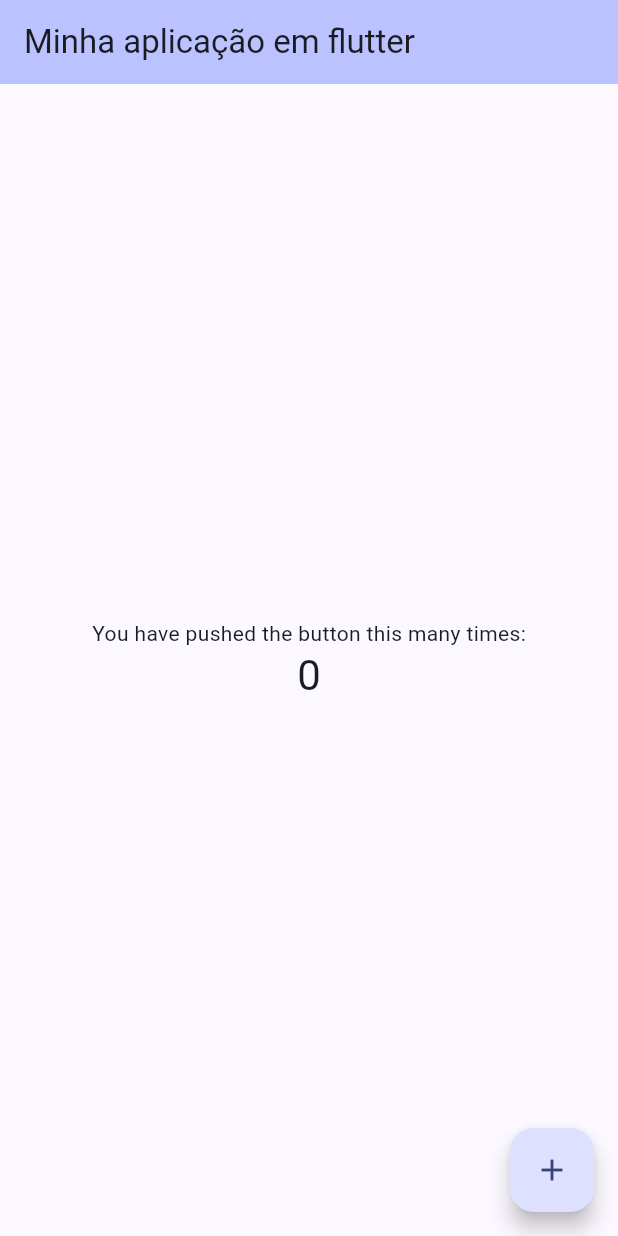
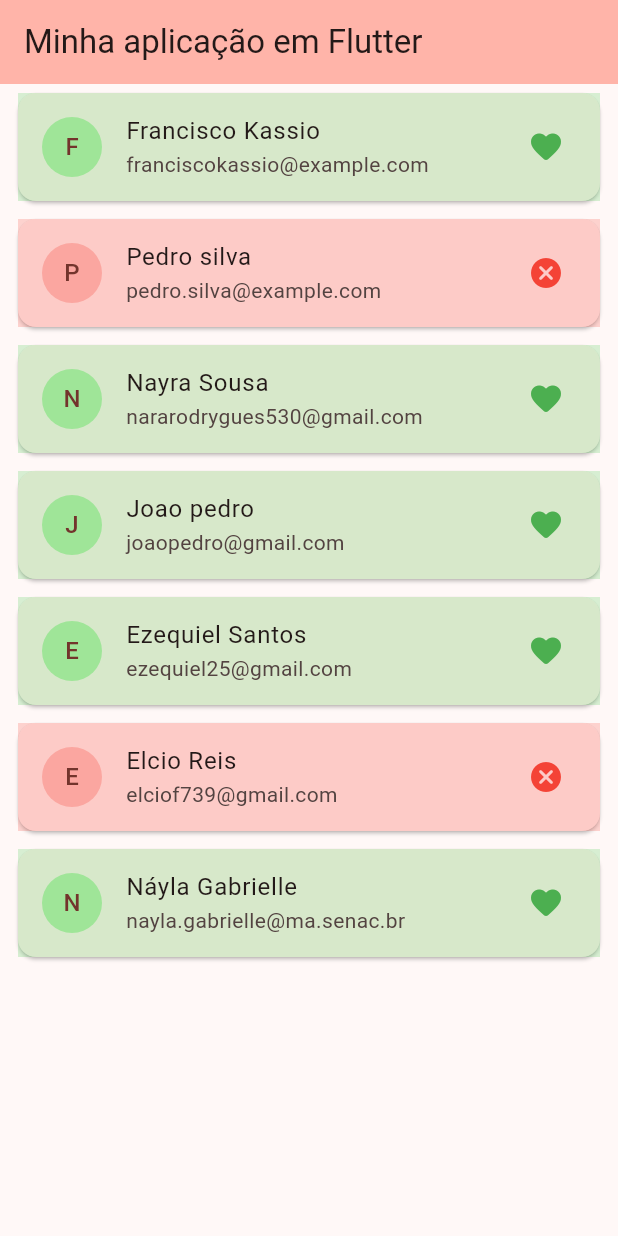
Before and after one commit to FranciscoFilho0/my_fist_app, a Flutter app: the screen it shows after launch, on a phone screen of 412 x 824 dp. Run offline on Flutter 3.47's test engine with Material 3 defaults, Android fonts, the phone set to English and light mode, and no system bars.

Commit message:
refactor adicionar lista de candidatos ao app

```diff
--- a/lib/main.dart
+++ b/lib/main.dart
@@ -1,4 +1,5 @@
 import 'package:flutter/material.dart';
+import 'models/candidate.dart';
 
 void main() {
   runApp(const MyApp());
@@ -7,31 +8,18 @@ void main() {
 class MyApp extends StatelessWidget {
   const MyApp({super.key});
 
-  // This widget is the root of your application.
   @override
   Widget build(BuildContext context) {
     return MaterialApp(
-      title: 'App Kassio',
-      theme: ThemeData(
-
-        colorScheme: .fromSeed(seedColor: Colors.indigo),
-      ),
-      home: const MyHomePage(title: 'Minha aplicação em flutter'),
+      title: 'App do Pedro',
+      theme: ThemeData(colorScheme: .fromSeed(seedColor: Colors.red)),
+      home: const MyHomePage(title: 'Minha aplicação em Flutter'),
     );
   }
 }
 
 class MyHomePage extends StatefulWidget {
   const MyHomePage({super.key, required this.title});
-
-  // This widget is the home page of your application. It is stateful, meaning
-  // that it has a State object (defined below) that contains fields that affect
-  // how it looks.
-
-  // This class is the configuration for the state. It holds the values (in this
-  // case the title) provided by the parent (in this case the App widget) and
-  // used by the build method of the State. Fields in a Widget subclass are
-  // always marked "final".
 
   final String title;
 
@@ -40,69 +28,63 @@ class MyHomePage extends StatefulWidget {
 }
 
 class _MyHomePageState extends State<MyHomePage> {
-  int _counter = 0;
 
-  void _incrementCounter() {
-    setState(() {
-      // This call to setState tells the Flutter framework that something has
-      // changed in this State, which causes it to rerun the build method below
-      // so that the display can reflect the updated values. If we changed
-      // _counter without calling setState(), then the build method would not be
-      // called again, and so nothing would appear to happen.
-      _counter++;
-    });
+  List<Candidate> candidates = Candidate.candidates();
+
+@override
+void initState(){
+  super.initState();
+
+    for (var candidate in candidates) {
+    print(candidate.name);
+    print(candidate.email);
+    print(candidate.available);
+    print("---");
+
   }
+}
+
+
 
   @override
   Widget build(BuildContext context) {
-    // This method is rerun every time setState is called, for instance as done
-    // by the _incrementCounter method above.
-    //
-    // The Flutter framework has been optimized to make rerunning build methods
-    // fast, so that you can just rebuild anything that needs updating rather
-    // than having to individually change instances of widgets.
     return Scaffold(
       appBar: AppBar(
-        // TRY THIS: Try changing the color here to a specific color (to
-        // Colors.amber, perhaps?) and trigger a hot reload to see the AppBar
-        // change color while the other colors stay the same.
         backgroundColor: Theme.of(context).colorScheme.inversePrimary,
-        // Here we take the value from the MyHomePage object that was created by
-        // the App.build method, and use it to set our appbar title.
         title: Text(widget.title),
       ),
-      body: Center(
-        // Center is a layout widget. It takes a single child and positions it
-        // in the middle of the parent.
-        child: Column(
-          // Column is also a layout widget. It takes a list of children and
-          // arranges them vertically. By default, it sizes itself to fit its
-          // children horizontally, and tries to be as tall as its parent.
-          //
-          // Column has various properties to control how it sizes itself and
-          // how it positions its children. Here we use mainAxisAlignment to
-          // center the children vertically; the main axis here is the vertical
-          // axis because Columns are vertical (the cross axis would be
-          // horizontal).
-          //
-          // TRY THIS: Invoke "debug painting" (choose the "Toggle Debug Paint"
-          // action in the IDE, or press "p" in the console), to see the
-          // wireframe for each widget.
-          mainAxisAlignment: .center,
-          children: [
-            const Text('You have pushed the button this many times:'),
-            Text(
-              '$_counter',
-              style: Theme.of(context).textTheme.headlineMedium,
-            ),
-          ],
-        ),
+      body: ListView.builder(
+        itemCount:candidates.length,
+        itemBuilder:(context, index){
+          final candidate = candidates[index];
+          return Card(
+
+            margin: const EdgeInsets.symmetric(horizontal: 12, vertical: 6),
+
+            child: ListTile(
+
+              leading: CircleAvatar(
+                backgroundColor: candidate.available ? const Color.fromARGB(80, 37, 223, 43) : const Color.fromARGB(69, 244, 67, 54),
+                child: Text(candidate.name[0]),
+              ),
+
+              title: Text(candidate.name),
+
+              subtitle: Text(candidate.email),
+
+              trailing: Icon(
+                candidate.available ? Icons.favorite_rounded : Icons.cancel_rounded,
+                color: candidate.available ? Colors.green : Colors.red,
+              ),
+              tileColor:candidate.available ? const Color.fromARGB(54, 65, 202, 70) : const Color.fromARGB(54, 244, 67, 54),
+              ),
+            );
+
+        },
       ),
-      floatingActionButton: FloatingActionButton(
-        onPressed: _incrementCounter,
-        tooltip: 'Increment',
-        child: const Icon(Icons.add),
-      ),
+
+
+
     );
   }
 }
--- /dev/null
+++ b/lib/models/candidate.dart
@@ -0,0 +1,85 @@
+class Candidate {
+  String name;
+  String document;
+  String email;
+  String course;
+  int graduationYear;
+  bool available;
+
+  //constructor
+  Candidate({
+    required this.name,
+    required this.document,
+    required this.email,
+    required this.course,
+    required this.graduationYear,
+    required this.available,
+  });
+
+  static List<Candidate> candidates() {
+    return [
+      Candidate(
+        name: "Francisco Kassio",
+        document: "123456789",
+        email: "franciscokassio@example.com",
+        course: "Tecnico em Informatica para Internet",
+        graduationYear: 2026,
+        available: true,
+      ),
+
+      Candidate(
+        name: "Pedro silva",
+        document: "123456789",
+        email: "pedro.silva@example.com",
+        course: "Tecnico em Informatica para Internet",
+        graduationYear: 2026,
+        available: false,
+      ),
+
+      Candidate(
+        name: "Nayra Sousa",
+        document: "12345678950",
+        email: "nararodrygues530@gmail.com",
+        course: "técnico Em informática para internet",
+        graduationYear: 2026,
+        available: true,
+      ),
+
+      Candidate(
+        name: "Joao pedro",
+        document: "01254125898",
+        email: "joaopedro@gmail.com",
+        course: "Tec. em inf para internet",
+        graduationYear: 2026,
+        available: true,
+      ),
+
+      Candidate(
+        name: "Ezequiel Santos",
+        document: "1234567890",
+        email: "ezequiel25@gmail.com",
+        course: "Técnico em Informática para Internet",
+        graduationYear: 2026,
+        available: true,
+      ),
+
+      Candidate(
+        name: "Elcio Reis",
+        document: "1234567890",
+        email: "elciof739@gmail.com",
+        course: "Técnico em Informática para internet",
+        graduationYear: 2026,
+        available: false,
+      ),
+
+      Candidate(
+        name: "Náyla Gabrielle",
+        document: "1234567890",
+        email: "nayla.gabrielle@ma.senac.br",
+        course: "Técnico em Informática para Internet",
+        graduationYear: 2026,
+        available: true,
+      ),
+    ];
+  }
+}
```
